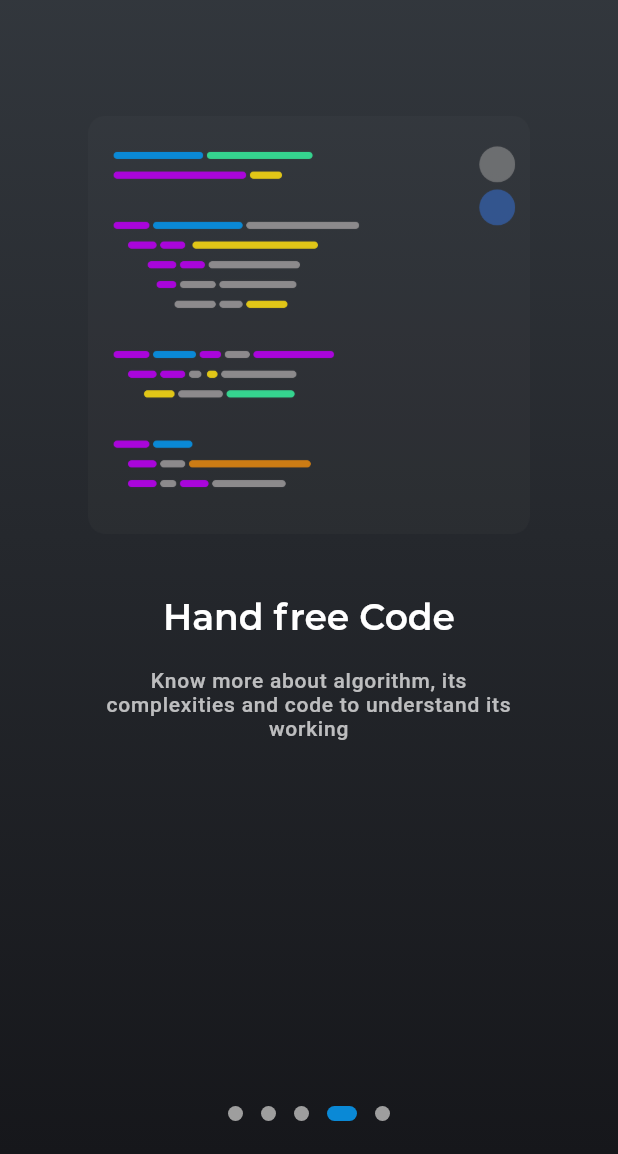
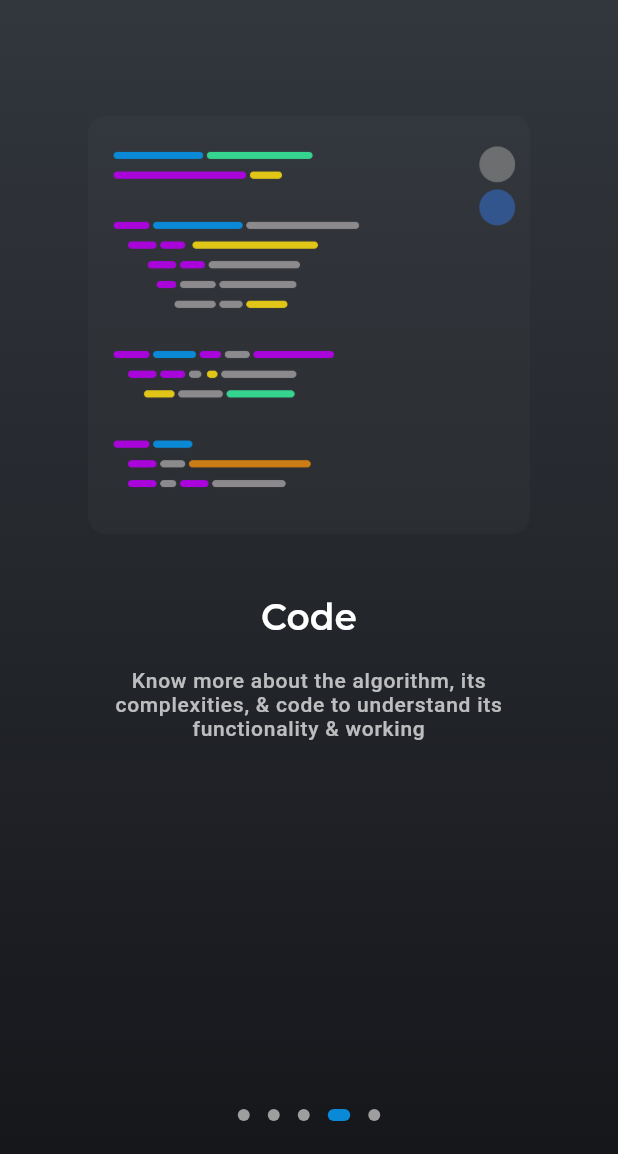
Before and after one commit to roshan9419/Sortlizer, a Flutter app: the screen it shows after launch, swiped to page 4, on a phone screen of 412 x 824 dp, the part 82-1236 px from its top. Run offline on Flutter 3.47's test engine with Material 2 defaults, Android fonts, the phone set to English and light mode, and no system bars; drawn by our look-alikes of introduction_screen; our stand-ins replace animated_text_kit, auto_route, flutter_highlight, flutter_svg, get_it, injectable and 4 more; Roboto replaces fonts that are missing (Arial).

Commit message:
OnBoardUI fixes

```diff
--- a/lib/ui/views/onboarding_view.dart
+++ b/lib/ui/views/onboarding_view.dart
@@ -76,14 +76,14 @@ class _OnBoardingViewState extends State<OnBoardingView> {
                 PageViewModel(
                     title: 'Visualize',
                     body:
-                        'Easily visualize and compare different sorting algorithm',
+                        'Easily visualize and compare different sorting algorithms',
                     decoration: _pageDecoration(context),
                     image: buildImage(
                       'assets/images/onboard/onboard_visualize.png',
                     )),
                 PageViewModel(
                     title: 'Custom Input Array',
-                    body: 'Visualize your own custom input array of any size',
+                    body: 'Visualize your custom input array of any size with any algorithm',
                     decoration: _pageDecoration(context),
                     image: buildImage(
                       'assets/images/onboard/onboard_custom.png',
@@ -91,28 +91,28 @@ class _OnBoardingViewState extends State<OnBoardingView> {
                 PageViewModel(
                     title: 'Easily Compare',
                     body:
-                        'Compare different sorting algorithms in real-time on different parameters',
+                        'Compare different sorting algorithms in real-time on parameters like size, total comparisons, & time taken',
                     decoration: _pageDecoration(context, imagePadding: 30),
                     image: buildImage(
                       'assets/images/onboard/onboard_compare.png',
                     )),
                 PageViewModel(
-                    title: 'Hand free Code',
+                    title: 'Code',
                     body:
-                        'Know more about algorithm, its complexities and code to understand its working',
+                        'Know more about the algorithm, its complexities, & code to understand its functionality & working',
                     decoration: _pageDecoration(context, imagePadding: 25),
                     image: buildImage(
                       'assets/images/onboard/onboard_code.png',
                     )),
                 PageViewModel(
                     title: 'Sorting Steps',
-                    body: 'Visualize how the array is changing on each step',
+                    body: 'Visualize how the sorted array is formed on every sorting step',
                     decoration: _pageDecoration(context, imagePadding: 25),
                     image: buildImage(
                       'assets/images/onboard/onboard_stepbystep.png',
                     )),
               ],
-              done: SizedBox.shrink(),
+              done: SizedBox(width: 5),
               onDone: () {},
               onChange: (index) {
                 setState(() {
@@ -149,8 +149,8 @@ class _OnBoardingViewState extends State<OnBoardingView> {
       );
 
   DotsDecorator _dotsDecorator() => DotsDecorator(
-      size: Size(10, 10),
-      activeSize: Size(20, 10),
+      size: Size(8, 8),
+      activeSize: Size(15, 8),
       activeShape:
           RoundedRectangleBorder(borderRadius: BorderRadius.circular(20)));
 }
--- a/lib/ui/views/visualizer_viewmodel.dart
+++ b/lib/ui/views/visualizer_viewmodel.dart
@@ -26,6 +26,9 @@ class VisualizerViewModel extends FutureViewModel<StreamController<List<int>>> {
     double x = size.height * 0.22; // bottomSheetHeight
     double y = 100;//header height
     _maxNumber = (size.height - x - y).toInt();
+    if (_maxNumber > 500) {
+      _maxNumber = 500;
+    }
     print(_maxNumber);
   }
 
```
